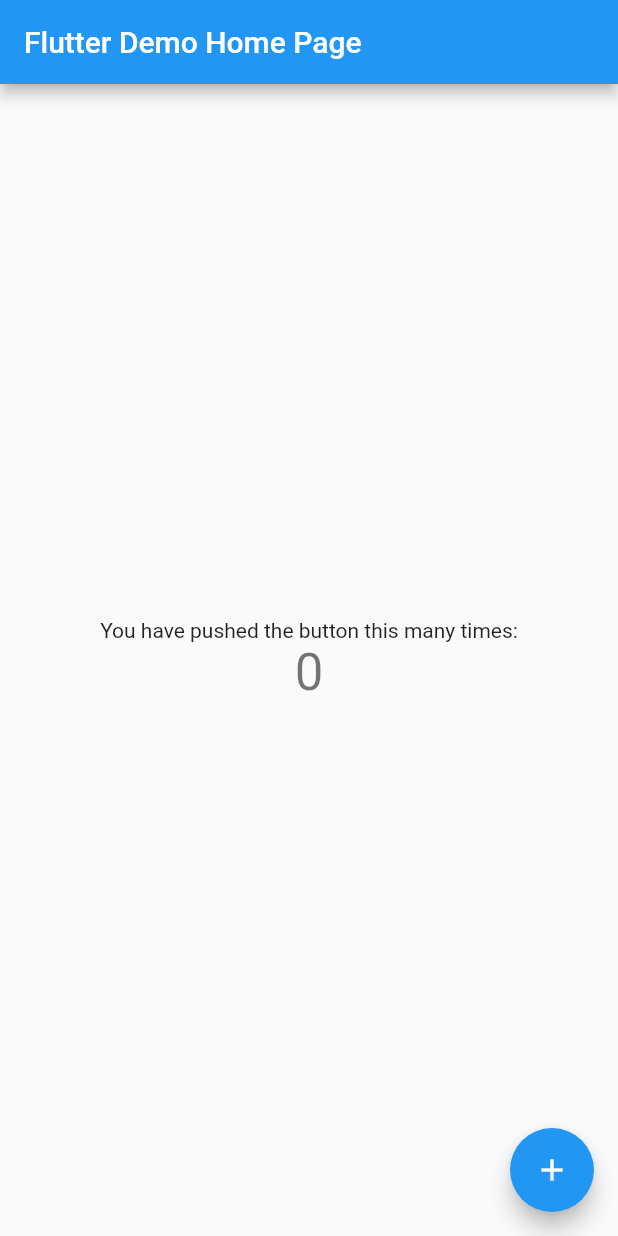
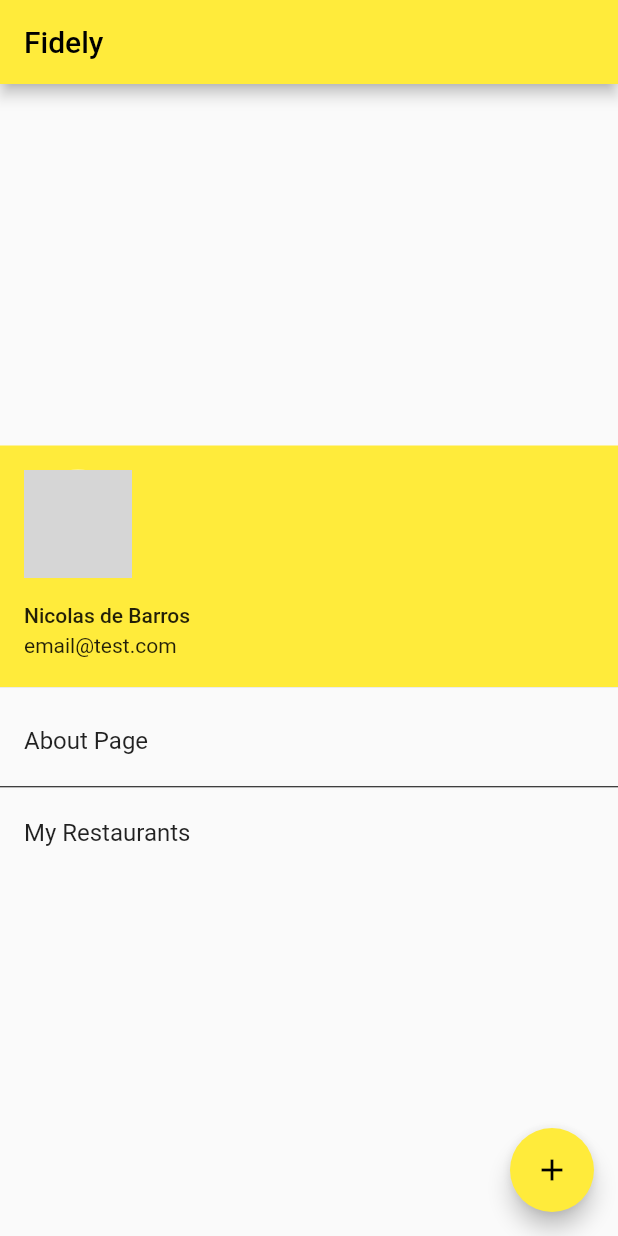
Before and after one commit to Nicolas123-coder/Projeto-Programa-Fidelidade, a Flutter app: the screen it shows after launch, on a phone screen of 412 x 824 dp. Run offline on Flutter 3.47's test engine with Material 2 defaults, Android fonts, the phone set to English and light mode, and no system bars; network calls fail; grey boxes are pictures that could not be loaded.

Commit message:
Create Flutter

```diff
--- a/project/lib/main.dart
+++ b/project/lib/main.dart
@@ -1,4 +1,7 @@
 import 'package:flutter/material.dart';
+
+import './pages/login.dart';
+import './pages/login.dart';
 
 void main() {
   runApp(const MyApp());
@@ -11,20 +14,11 @@ class MyApp extends StatelessWidget {
   @override
   Widget build(BuildContext context) {
     return MaterialApp(
-      title: 'Flutter Demo',
+      title: 'Fidely',
       theme: ThemeData(
-        // This is the theme of your application.
-        //
-        // Try running your application with "flutter run". You'll see the
-        // application has a blue toolbar. Then, without quitting the app, try
-        // changing the primarySwatch below to Colors.green and then invoke
-        // "hot reload" (press "r" in the console where you ran "flutter run",
-        // or simply save your changes to "hot reload" in a Flutter IDE).
-        // Notice that the counter didn't reset back to zero; the application
-        // is not restarted.
-        primarySwatch: Colors.blue,
+        primarySwatch: Colors.yellow,
       ),
-      home: const MyHomePage(title: 'Flutter Demo Home Page'),
+      home: const MyHomePage(title: 'Fidely'),
     );
   }
 }
@@ -95,16 +89,39 @@ class _MyHomePageState extends State<MyHomePage> {
           // horizontal).
           mainAxisAlignment: MainAxisAlignment.center,
           children: <Widget>[
-            const Text(
-              'You have pushed the button this many times:',
-            ),
-            Text(
-              '$_counter',
-              style: Theme.of(context).textTheme.headline4,
-            ),
-          ],
+            new UserAccountsDrawerHeader(
+              accountName: const Text('Nicolas de Barros'),
+              accountEmail: const Text('email@test.com'),
+              currentAccountPicture: new CircleAvatar(
+                backgroundImage: new NetworkImage('https://gravatar.com/avatar/0aad39801d4bb384f049d5b70b1f6d78?s=400&d=robohash&r=x'),
+              ),
+              ),
+              new ListTile(
+                title: new Text('About Page'),
+                onTap: () {
+                  Navigator.of(context).pop();
+                  Navigator.push(context, new MaterialPageRoute(
+                    builder: ((BuildContext context) => new AboutPage())
+                  ));
+                },
+              ),
+              const Divider(
+                color: Colors.black,
+                height: 5.0,
+              ),
+              new ListTile(
+                title: const Text('My Restaurants'),
+                onTap: () {
+                  Navigator.of(context).pop();
+                  Navigator.push(context, new MaterialPageRoute(
+                    builder: ((BuildContext context) => new AboutPage())
+                  ));
+                },
+              )
+              ],
         ),
       ),
+      body: LoginPage(),
       floatingActionButton: FloatingActionButton(
         onPressed: _incrementCounter,
         tooltip: 'Increment',
--- a/project/pubspec.yaml
+++ b/project/pubspec.yaml
@@ -58,7 +58,8 @@ flutter:
   uses-material-design: true
 
   # To add assets to your application, add an assets section, like this:
-  # assets:
+  assets:
+    - assets/images/logo.jpg
   #   - images/a_dot_burr.jpeg
   #   - images/a_dot_ham.jpeg
 
```
Also changed, not shown: project/lib/pages/login.dart (added, +79 -0 lines), project/assets/images/logo.jpg (added).
